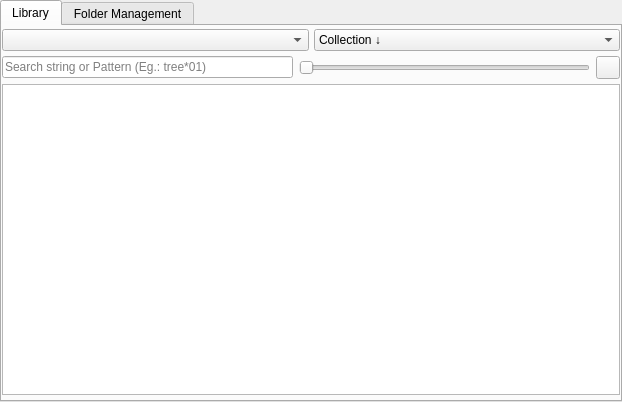
Above: python_panels/gallery.ui from oleite/oli before the change. Below: the same form after it.
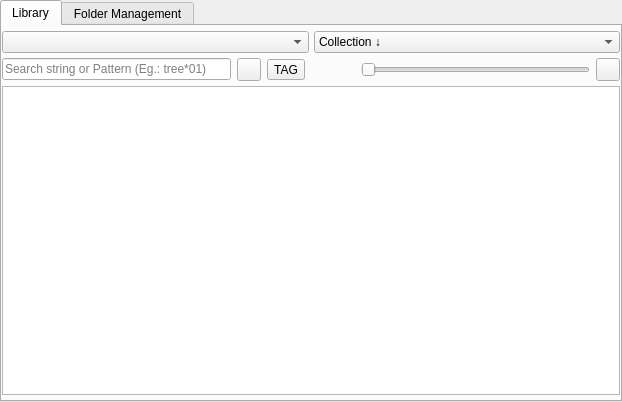
That is the form after the change. Icons and pictures are not drawn.

Commit message: Gallery UI Redesign + Favorites

```diff
--- a/python_panels/gallery.ui
+++ b/python_panels/gallery.ui
@@ -46,7 +46,7 @@
         <number>0</number>
        </property>
        <property name="topMargin">
-        <number>3</number>
+        <number>5</number>
        </property>
        <property name="rightMargin">
         <number>0</number>
@@ -112,6 +112,69 @@
             </property>
            </widget>
           </item>
+          <item>
+           <widget class="QToolButton" name="toggleFavorites">
+            <property name="toolTip">
+             <string>Isolate Favorites</string>
+            </property>
+            <property name="text">
+             <string/>
+            </property>
+            <property name="iconSize">
+             <size>
+              <width>16</width>
+              <height>16</height>
+             </size>
+            </property>
+            <property name="checkable">
+             <bool>true</bool>
+            </property>
+           </widget>
+          </item>
+          <item>
+           <widget class="QToolButton" name="applyTag">
+            <property name="maximumSize">
+             <size>
+              <width>16777214</width>
+              <height>16777215</height>
+             </size>
+            </property>
+            <property name="toolTip">
+             <string>Isolate items tagged as...</string>
+            </property>
+            <property name="accessibleName">
+             <string/>
+            </property>
+            <property name="text">
+             <string>TAG</string>
+            </property>
+            <property name="iconSize">
+             <size>
+              <width>16</width>
+              <height>16</height>
+             </size>
+            </property>
+            <property name="checkable">
+             <bool>true</bool>
+            </property>
+           </widget>
+          </item>
+          <item>
+           <spacer name="horizontalSpacer">
+            <property name="orientation">
+             <enum>Qt::Horizontal</enum>
+            </property>
+            <property name="sizeType">
+             <enum>QSizePolicy::Preferred</enum>
+            </property>
+            <property name="sizeHint" stdset="0">
+             <size>
+              <width>50</width>
+              <height>0</height>
+             </size>
+            </property>
+           </spacer>
+          </item>
           <item>
            <widget class="QSlider" name="thumbnailSizeSlider">
             <property name="toolTip">
```
Left out of the diff: 34 changed lines with no effect on the pictures. The commit also changes 17 other files.
